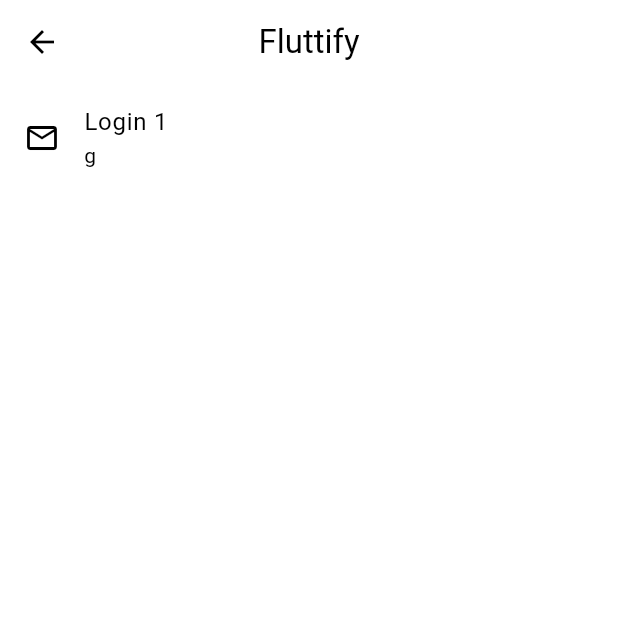
After one commit to miladimos/flutify, a Flutter app: the screen it shows after launch, after a tap on "Login", on a phone screen of 412 x 824 dp, the top half of it. The commit adds this screen. Run offline on Flutter 3.47's test engine with Material 2 defaults, Android fonts, the phone set to English and light mode, and no system bars; our stand-ins replace device_preview, dio, get, get_it, get_storage.

Commit message:
add basic

```diff
--- a/lib/app/pages/home/ui/home_page.dart
+++ b/lib/app/pages/home/ui/home_page.dart
@@ -1,5 +1,6 @@
 import 'package:flutify/app/pages/home/ui/widgets/drawer_widget.dart';
 import 'package:flutify/app/pages/home/ui/widgets/list_tile_item_widget.dart';
+import 'package:flutify/app/pages/ui/login/login_page.dart';
 import 'package:flutify/app/utils/helpers.dart';
 import 'package:flutify/app/utils/translations/translation_controller.dart';
 import 'package:flutter/material.dart';
@@ -53,6 +54,12 @@ class HomePage extends GetView<HomePageController> {
                           title: "Login",
                           subtitle: "Collection of Login ui",
                           icon: Icons.login,
+                          onTap: () => Get.to(LoginPage()),
+                        ),
+                        ListTileItemWidget(
+                          title: "Register",
+                          subtitle: "Collection of Register ui",
+                          icon: Icons.email_outlined,
                         ),
                       ],
                     ),
--- a/lib/app/pages/splash/ui/splash_page.dart
+++ b/lib/app/pages/splash/ui/splash_page.dart
@@ -9,7 +9,7 @@ class SplashPage extends GetView<SplashPageController> {
   Widget build(BuildContext context) {
     return Scaffold(
       body: Container(
-        child: Center(child: Text("Splash")),
+        child: Center(child: Text("Fluttify")),
       ),
     );
   }
--- /dev/null
+++ b/lib/app/pages/ui/login/login_one/login_one_page.dart
@@ -0,0 +1,16 @@
+import 'package:flutter/material.dart';
+import 'package:flutter/widgets.dart';
+
+class LoginOnePage extends StatelessWidget {
+  const LoginOnePage({super.key});
+
+  @override
+  Widget build(BuildContext context) {
+    return MaterialApp(
+      home: Scaffold(
+          appBar: AppBar(
+        title: Text("Login One"),
+      )),
+    );
+  }
+}
--- /dev/null
+++ b/lib/app/pages/ui/login/login_page.dart
@@ -0,0 +1,29 @@
+import 'package:flutify/app/pages/home/ui/widgets/list_tile_item_widget.dart';
+import 'package:flutify/app/pages/ui/login/login_one/login_one_page.dart';
+import 'package:flutter/material.dart';
+import 'package:flutter/widgets.dart';
+import 'package:get/get.dart';
+
+class LoginPage extends StatelessWidget {
+  const LoginPage({super.key});
+
+  @override
+  Widget build(BuildContext context) {
+    return Scaffold(
+      appBar: AppBar(
+        title: Text("Fluttify"),
+        centerTitle: true,
+      ),
+      body: ListView(
+        children: [
+          ListTileItemWidget(
+            title: "Login 1",
+            subtitle: "g",
+            icon: Icons.email_outlined,
+            onTap: () => Get.to(LoginOnePage()),
+          ),
+        ],
+      ),
+    );
+  }
+}
```
